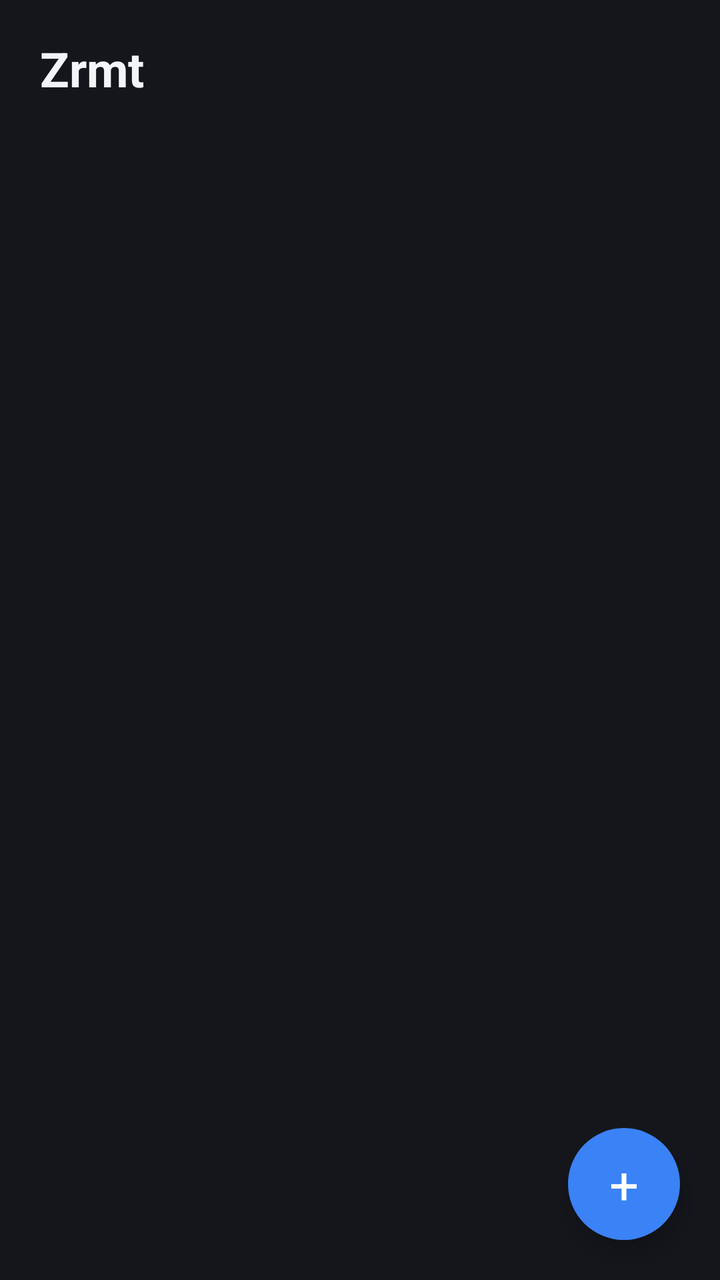
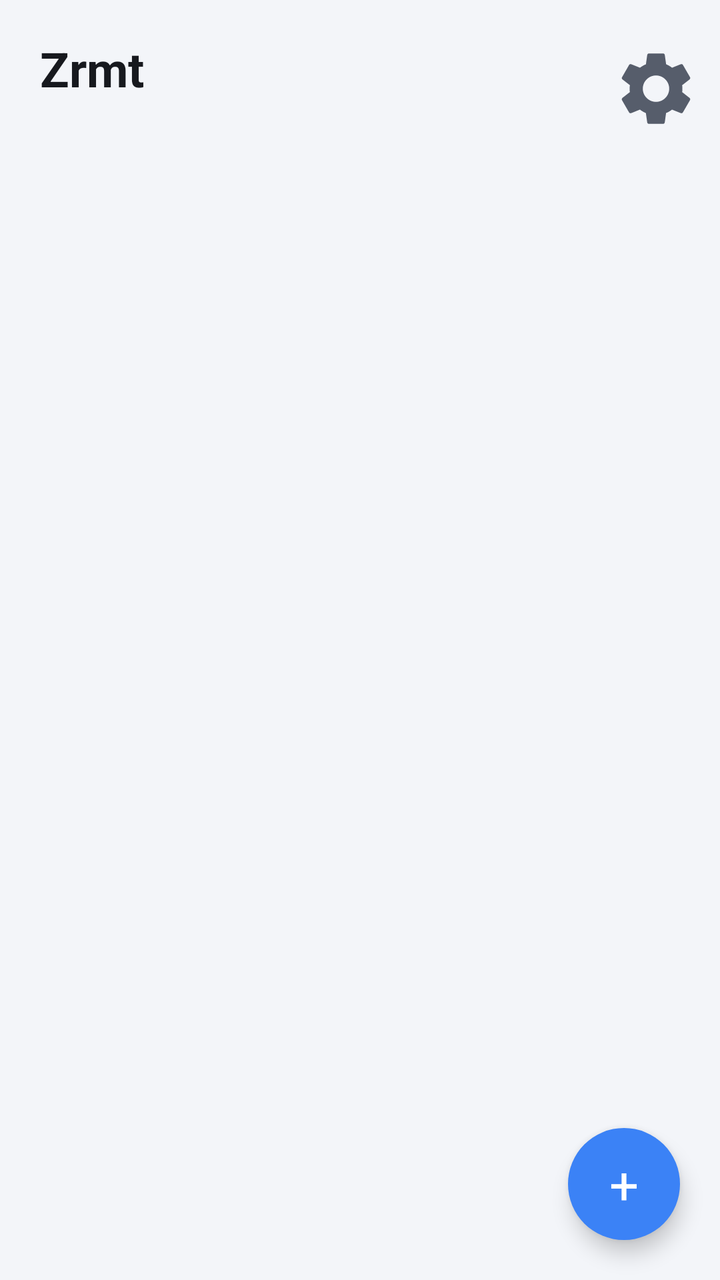

Before-and-after screenshots of an Android layout around one commit, followed by the original layout XML and the change that was made.
<!-- AndroidManifest.xml: application theme Theme.Zrmt -->
<!-- res/layout/activity_main.xml -->
<?xml version="1.0" encoding="utf-8"?>
<LinearLayout xmlns:android="http://schemas.android.com/apk/res/android"
    android:layout_width="match_parent"
    android:layout_height="match_parent"
    android:orientation="vertical">

    <TextView
        android:id="@+id/tvTitle"
        android:layout_width="wrap_content"
        android:layout_height="wrap_content"
        android:layout_marginStart="20dp"
        android:layout_marginTop="18dp"
        android:text="@string/app_name"
        android:textColor="@color/text_primary"
        android:textSize="24sp"
        android:textStyle="bold" />

    <TextView
        android:id="@+id/tvCount"
        android:layout_width="wrap_content"
        android:layout_height="wrap_content"
        android:layout_marginStart="20dp"
        android:layout_marginTop="4dp"
        android:textColor="@color/text_tertiary"
        android:textSize="12sp" />

    <FrameLayout
        android:layout_width="match_parent"
        android:layout_height="0dp"
        android:layout_weight="1"
        android:layout_marginTop="8dp">

        <ListView
            android:id="@+id/listView"
            android:layout_width="match_parent"
            android:layout_height="match_parent"
            android:clipToPadding="false"
            android:divider="@null"
            android:dividerHeight="0dp"
            android:paddingBottom="110dp"
            android:scrollbars="none" />

        <LinearLayout
            android:id="@+id/emptyView"
            android:layout_width="wrap_content"
            android:layout_height="wrap_content"
            android:layout_gravity="center"
            android:gravity="center"
            android:orientation="vertical"
            android:visibility="gone">

            <TextView
                android:layout_width="64dp"
                android:layout_height="64dp"
                android:background="@drawable/bg_icon_badge"
                android:gravity="center"
                android:text="🖥"
                android:textSize="28sp" />

            <TextView
                android:layout_width="wrap_content"
                android:layout_height="wrap_content"
                android:layout_marginTop="14dp"
                android:text="@string/empty_title"
                android:textColor="@color/text_secondary"
                android:textSize="15sp" />

            <TextView
                android:layout_width="wrap_content"
                android:layout_height="wrap_content"
                android:layout_marginTop="5dp"
                android:text="@string/empty_sub"
                android:textColor="@color/text_tertiary"
                android:textSize="12sp" />
        </LinearLayout>

        <TextView
            android:id="@+id/fab"
            android:layout_width="56dp"
            android:layout_height="56dp"
            android:layout_gravity="bottom|end"
            android:layout_margin="20dp"
            android:background="@drawable/bg_circle"
            android:elevation="6dp"
            android:gravity="center"
            android:text="+"
            android:textColor="@android:color/white"
            android:textSize="26sp" />
    </FrameLayout>
</LinearLayout>
<!-- resources referenced by this layout -->
<resources>
  <color name="text_primary">#F2F4F8</color>
  <color name="text_secondary">#9AA1B0</color>
  <color name="text_tertiary">#6B7280</color>
  <!-- drawable bg_circle (drawable) -->
  <?xml version="1.0" encoding="utf-8"?>
  <shape xmlns:android="http://schemas.android.com/apk/res/android" android:shape="oval">
      <solid android:color="@color/accent" />
  </shape>
  <!-- drawable bg_icon_badge (drawable) -->
  <?xml version="1.0" encoding="utf-8"?>
  <shape xmlns:android="http://schemas.android.com/apk/res/android" android:shape="rectangle">
      <solid android:color="@color/icon_badge" />
      <corners android:radius="12dp" />
  </shape>
  <string name="app_name">Zrmt</string>
  <string name="empty_sub">点击下方按钮，添加 zcode 远程控制链接</string>
  <string name="empty_title">还没有远程电脑</string>
  <style name="Theme.Zrmt" parent="android:Theme.Material.NoActionBar">
          <item name="android:windowBackground">@color/bg</item>
          <item name="android:statusBarColor">@color/bg</item>
          <item name="android:navigationBarColor">@color/bg</item>
          <item name="android:windowLightStatusBar">false</item>
          <item name="android:colorAccent">@color/accent</item>
          <item name="android:colorPrimary">@color/accent</item>
          <item name="android:colorPrimaryDark">@color/bg</item>
      </style>
  <color name="accent">#3B82F6</color>
  <color name="icon_badge">#232838</color>
  <color name="bg">#14161C</color>
</resources>

<!-- the commit's change to res/layout/activity_main.xml (unified diff, before → after) -->
@@ -4,25 +4,47 @@
     android:layout_height="match_parent"
     android:orientation="vertical">
 
-    <TextView
-        android:id="@+id/tvTitle"
-        android:layout_width="wrap_content"
+    <LinearLayout
+        android:layout_width="match_parent"
         android:layout_height="wrap_content"
-        android:layout_marginStart="20dp"
-        android:layout_marginTop="18dp"
-        android:text="@string/app_name"
-        android:textColor="@color/text_primary"
-        android:textSize="24sp"
-        android:textStyle="bold" />
+        android:gravity="center_vertical"
+        android:orientation="horizontal"
+        android:paddingLeft="20dp"
+        android:paddingTop="18dp"
+        android:paddingRight="10dp">
 
-    <TextView
-        android:id="@+id/tvCount"
-        android:layout_width="wrap_content"
-        android:layout_height="wrap_content"
-        android:layout_marginStart="20dp"
-        android:layout_marginTop="4dp"
-        android:textColor="@color/text_tertiary"
-        android:textSize="12sp" />
+        <LinearLayout
+            android:layout_width="0dp"
+            android:layout_height="wrap_content"
+            android:layout_weight="1"
+            android:orientation="vertical">
+
+            <TextView
+                android:id="@+id/tvTitle"
+                android:layout_width="wrap_content"
+                android:layout_height="wrap_content"
+                android:text="@string/app_name"
+                android:textColor="@color/text_primary"
+                android:textSize="24sp"
+                android:textStyle="bold" />
+
+            <TextView
+                android:id="@+id/tvCount"
+                android:layout_width="wrap_content"
+                android:layout_height="wrap_content"
+                android:layout_marginTop="4dp"
+                android:textColor="@color/text_tertiary"
+                android:textSize="12sp" />
+        </LinearLayout>
+
+        <ImageButton
+            android:id="@+id/btnSettings"
+            android:layout_width="44dp"
+            android:layout_height="44dp"
+            android:background="?android:attr/selectableItemBackgroundBorderless"
+            android:contentDescription="@string/settings_title"
+            android:src="@drawable/ic_settings" />
+    </LinearLayout>
 
     <FrameLayout
         android:layout_width="match_parent"
<!-- resource entries referenced after the edit -->
@@ -1,8 +1,8 @@
 <!-- resources referenced by this layout -->
 <resources>
-  <color name="text_primary">#F2F4F8</color>
-  <color name="text_secondary">#9AA1B0</color>
-  <color name="text_tertiary">#6B7280</color>
+  <color name="text_primary">#17191E</color>
+  <color name="text_secondary">#565D6B</color>
+  <color name="text_tertiary">#9AA1B0</color>
   <!-- drawable bg_circle (drawable) -->
   <?xml version="1.0" encoding="utf-8"?>
   <shape xmlns:android="http://schemas.android.com/apk/res/android" android:shape="oval">
@@ -14,9 +14,21 @@
       <solid android:color="@color/icon_badge" />
       <corners android:radius="12dp" />
   </shape>
+  <!-- drawable ic_settings (drawable) -->
+  <?xml version="1.0" encoding="utf-8"?>
+  <vector xmlns:android="http://schemas.android.com/apk/res/android"
+      android:width="24dp"
+      android:height="24dp"
+      android:viewportWidth="24"
+      android:viewportHeight="24">
+      <path
+          android:fillColor="@color/text_secondary"
+          android:pathData="M19.14,12.94c0.04,-0.3 0.06,-0.61 0.06,-0.94c0,-0.32 -0.02,-0.64 -0.07,-0.94l2.03,-1.58c0.18,-0.14 0.23,-0.41 0.12,-0.61l-1.92,-3.32c-0.12,-0.22 -0.37,-0.29 -0.59,-0.22l-2.39,0.96c-0.5,-0.38 -1.03,-0.7 -1.62,-0.94L14.4,2.81c-0.04,-0.24 -0.24,-0.41 -0.48,-0.41h-3.84c-0.24,0 -0.43,0.17 -0.47,0.41L9.25,5.35C8.66,5.59 8.12,5.92 7.63,6.29L5.24,5.33c-0.22,-0.08 -0.47,0 -0.59,0.22L2.74,8.87C2.62,9.08 2.66,9.34 2.86,9.48l2.03,1.58C4.84,11.36 4.8,11.69 4.8,12s0.02,0.64 0.07,0.94l-2.03,1.58c-0.18,0.14 -0.23,0.41 -0.12,0.61l1.92,3.32c0.12,0.22 0.37,0.29 0.59,0.22l2.39,-0.96c0.5,0.38 1.03,0.7 1.62,0.94l0.36,2.54c0.05,0.24 0.24,0.41 0.48,0.41h3.84c0.24,0 0.44,-0.17 0.47,-0.41l0.36,-2.54c0.59,-0.24 1.13,-0.56 1.62,-0.94l2.39,0.96c0.22,0.08 0.47,0 0.59,-0.22l1.92,-3.32c0.12,-0.22 0.07,-0.47 -0.12,-0.61L19.14,12.94zM12,15.6c-1.98,0 -3.6,-1.62 -3.6,-3.6s1.62,-3.6 3.6,-3.6s3.6,1.62 3.6,3.6S13.98,15.6 12,15.6z" />
+  </vector>
   <string name="app_name">Zrmt</string>
   <string name="empty_sub">点击下方按钮，添加 zcode 远程控制链接</string>
   <string name="empty_title">还没有远程电脑</string>
+  <string name="settings_title">设置</string>
   <style name="Theme.Zrmt" parent="android:Theme.Material.NoActionBar">
           <item name="android:windowBackground">@color/bg</item>
           <item name="android:statusBarColor">@color/bg</item>
@@ -27,7 +39,7 @@
           <item name="android:colorPrimaryDark">@color/bg</item>
       </style>
   <color name="accent">#3B82F6</color>
-  <color name="icon_badge">#232838</color>
-  <color name="bg">#14161C</color>
+  <color name="icon_badge">#EDF1F8</color>
+  <color name="bg">#F3F5F9</color>
 </resources>
 
